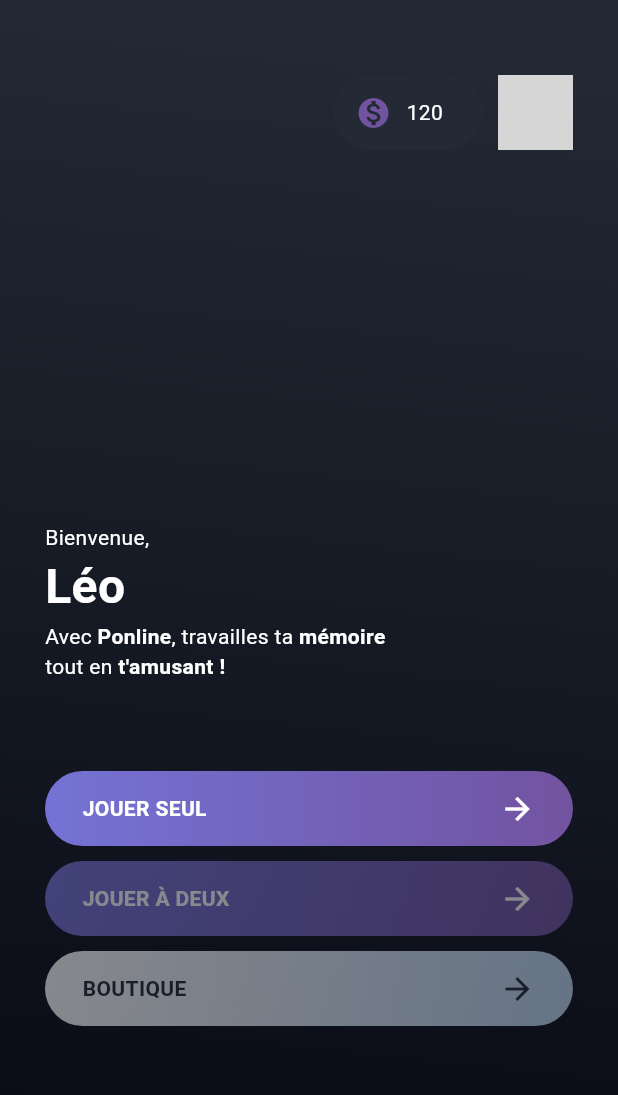
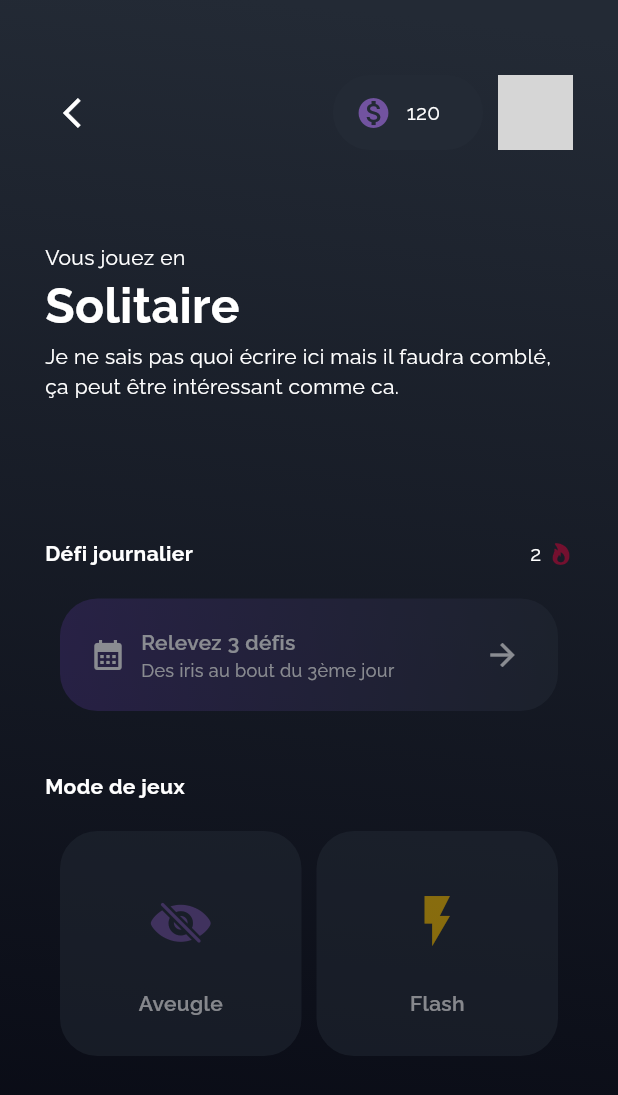
Before and after one commit to LeoMa33/ponline, a Flutter app: the screen it shows after launch, after a tap on "JOUER SEUL", on a phone screen of 412 x 824 dp. Shown: the top 1095 px of the screen. Run offline on Flutter 3.47's test engine with Material 3 defaults, Android fonts, the phone set to English and light mode, and no system bars; our stand-ins replace flutter_riverpod, go_router, google_fonts; network calls fail; grey boxes are pictures that could not be loaded.

Commit message:
feat: create gamemode widget and page

```diff
--- a/lib/main.dart
+++ b/lib/main.dart
@@ -25,7 +25,6 @@ class _MyAppState extends ConsumerState<MyApp> {
       debugShowCheckedModeBanner: false,
       routerConfig: router,
       theme: ThemeData(
-        fontFamily: 'Raleway',
         useMaterial3: true,
         appBarTheme: const AppBarTheme(
           scrolledUnderElevation: 0,
@@ -44,11 +43,10 @@ class _MyAppState extends ConsumerState<MyApp> {
               ),
             ),
             child: SafeArea(
-                    child: Padding(
-                  padding:
-                      const EdgeInsets.symmetric(vertical: 50, horizontal: 30),
               child: child!,
-                ))));
+            ),
+          ),
+        );
       },
     );
   }
--- a/lib/router.dart
+++ b/lib/router.dart
@@ -1,9 +1,11 @@
 import 'package:flutter/cupertino.dart';
 import 'package:go_router/go_router.dart';
+import 'package:ponline/screens/gamemode_screen.dart';
 import 'package:ponline/screens/home_screen.dart';
 
 enum AppRoute {
-  home(name: 'home');
+  home(name: 'home'),
+  gamemode(name: 'gamemode');
 
   const AppRoute({required this.name});
 
@@ -12,5 +14,15 @@ enum AppRoute {
 
 GoRouter router = GoRouter(routes: <RouteBase>[
   GoRoute(
-      path: '/', name: AppRoute.home.name, builder: (BuildContext context, GoRouterState state) => const HomeScreen())
+      path: '/',
+      name: AppRoute.home.name,
+      builder: (BuildContext context, GoRouterState state) =>
+          const HomeScreen()),
+  GoRoute(
+      path: '/gamemode/:nbPlayer',
+      name: AppRoute.gamemode.name,
+      builder: (BuildContext context, state) {
+        final String? gamemode = state.pathParameters['nbPlayer'];
+        return GamemodeScreen(gamemode: gamemode ?? 'SOLITAIRE');
+      }),
 ]);
--- /dev/null
+++ b/lib/screens/gamemode_screen.dart
@@ -0,0 +1,134 @@
+import 'package:flutter/cupertino.dart';
+import 'package:flutter/material.dart';
+import 'package:google_fonts/google_fonts.dart';
+import 'package:ponline/widgets/daily_gamemode_card.dart';
+import 'package:ponline/widgets/gamemode_card.dart';
+import 'package:ponline/widgets/header.dart';
+import 'package:ponline/widgets/section_title.dart';
+
+class GamemodeScreen extends StatefulWidget {
+  const GamemodeScreen({required this.gamemode, super.key});
+
+  final String gamemode;
+
+  @override
+  State<GamemodeScreen> createState() => _GamemodeScreenState();
+}
+
+class _GamemodeScreenState extends State<GamemodeScreen> {
+  @override
+  Widget build(BuildContext context) {
+    return Padding(
+      padding: const EdgeInsets.symmetric(vertical: 50, horizontal: 30),
+      child: Column(
+        children: [
+          const CustomHeader(
+            isBackButtonEnable: true,
+          ),
+          Expanded(
+            child: Column(
+              crossAxisAlignment: CrossAxisAlignment.start,
+              mainAxisAlignment: MainAxisAlignment.center,
+              children: [
+                const Row(),
+                Text(
+                  'Vous jouez en',
+                  style: GoogleFonts.raleway(
+                    color: Colors.white,
+                    fontSize: 14,
+                  ),
+                ),
+                Text(
+                  'Solitaire',
+                  style: GoogleFonts.raleway(
+                    color: Colors.white,
+                    fontSize: 32,
+                    fontWeight: FontWeight.bold,
+                  ),
+                ),
+                Text(
+                  'Je ne sais pas quoi écrire ici mais il faudra comblé, ça peut être intéressant comme ca.',
+                  style: GoogleFonts.raleway(color: Colors.white, fontSize: 14),
+                ),
+              ],
+            ),
+          ),
+          const SizedBox(
+            height: 30,
+          ),
+          Column(
+            children: [
+              SectionTitle(
+                title: 'Défi journalier',
+                child: Row(
+                  children: [
+                    Text(
+                      '2',
+                      style: GoogleFonts.raleway(
+                          color: Colors.white, fontSize: 14),
+                    ),
+                    const SizedBox(
+                      width: 5,
+                    ),
+                    const Icon(
+                      CupertinoIcons.flame_fill,
+                      size: 16,
+                      color: Color(0xFF74102F),
+                    )
+                  ],
+                ),
+              ),
+              const SizedBox(
+                height: 10,
+              ),
+              const Padding(
+                padding: EdgeInsets.all(10),
+                child: DailyGamemodeCard(),
+              ),
+            ],
+          ),
+          const SizedBox(
+            height: 30,
+          ),
+          const Column(
+            children: [
+              SectionTitle(title: 'Mode de jeux'),
+              SizedBox(
+                height: 10,
+              ),
+              Padding(
+                padding: EdgeInsets.all(10.0),
+                child: Row(
+                  children: [
+                    GamemodeCard(
+                      title: 'Aveugle',
+                      icon: Icon(
+                        CupertinoIcons.eye_slash_fill,
+                        size: 40,
+                        color: Color(0xFF7253A0),
+                      ),
+                    ),
+                    SizedBox(
+                      width: 10,
+                    ),
+                    GamemodeCard(
+                      title: 'Flash',
+                      icon: Icon(
+                        Icons.flash_on,
+                        size: 40,
+                        color: Color(0xFFFFC400),
+                      ),
+                    ),
+                  ],
+                ),
+              )
+            ],
+          ),
+          const SizedBox(
+            height: 60,
+          ),
+        ],
+      ),
+    );
+  }
+}
--- a/lib/screens/home_screen.dart
+++ b/lib/screens/home_screen.dart
@@ -1,4 +1,6 @@
 import 'package:flutter/material.dart';
+import 'package:go_router/go_router.dart';
+import 'package:google_fonts/google_fonts.dart';
 import 'package:ponline/widgets/button.dart';
 import 'package:ponline/widgets/header.dart';
 
@@ -9,44 +11,71 @@ class HomeScreen extends StatelessWidget {
 
   @override
   Widget build(BuildContext context) {
-    return Column(
+    return Padding(
+      padding: const EdgeInsets.symmetric(vertical: 50, horizontal: 30),
+      child: Column(
         children: [
           const CustomHeader(),
-        const Expanded(
+          Expanded(
             child: Column(
               crossAxisAlignment: CrossAxisAlignment.start,
               mainAxisAlignment: MainAxisAlignment.end,
               children: [
-              Row(),
+                const Row(),
                 Text(
                   'Bienvenue,',
-                style: TextStyle(color: Colors.white, fontSize: 14),
+                  style: GoogleFonts.raleway(
+                    color: Colors.white,
+                    fontSize: 14,
+                  ),
                 ),
                 Text(
                   'Léo',
-                style: TextStyle(
+                  style: GoogleFonts.raleway(
                     color: Colors.white,
                     fontSize: 32,
-                    fontWeight: FontWeight.bold),
+                    fontWeight: FontWeight.bold,
+                  ),
                 ),
                 Text.rich(
                   TextSpan(
                     children: [
-                    TextSpan(text: 'Avec '),
+                      TextSpan(
+                        text: 'Avec ',
+                        style: GoogleFonts.raleway(
+                          color: Colors.white,
+                          fontSize: 14,
+                        ),
+                      ),
                       TextSpan(
                           text: 'Ponline',
-                        style: TextStyle(fontWeight: FontWeight.bold)),
-                    TextSpan(text: ', travailles ta '),
+                          style:
+                              GoogleFonts.raleway(fontWeight: FontWeight.bold)),
+                      TextSpan(
+                        text: ', travailles ta ',
+                        style: GoogleFonts.raleway(
+                          color: Colors.white,
+                          fontSize: 14,
+                        ),
+                      ),
                       TextSpan(
                           text: 'mémoire ',
-                        style: TextStyle(fontWeight: FontWeight.bold)),
-                    TextSpan(text: '\ntout en '),
+                          style:
+                              GoogleFonts.raleway(fontWeight: FontWeight.bold)),
+                      TextSpan(
+                        text: '\ntout en ',
+                        style: GoogleFonts.raleway(
+                          color: Colors.white,
+                          fontSize: 14,
+                        ),
+                      ),
                       TextSpan(
                           text: "t'amusant !",
-                        style: TextStyle(fontWeight: FontWeight.bold)),
+                          style:
+                              GoogleFonts.raleway(fontWeight: FontWeight.bold)),
                     ],
                   ),
-                style: TextStyle(color: Colors.white, fontSize: 14),
+                  style: GoogleFonts.raleway(color: Colors.white, fontSize: 14),
                 ),
               ],
             ),
@@ -58,7 +87,10 @@ class HomeScreen extends StatelessWidget {
             children: [
               CustomButton(
                 title: 'Jouer seul',
-              onTap: () => {},
+                onTap: () => {
+                  context.pushNamed('gamemode',
+                      pathParameters: {'nbPlayer': 'SOLITAIRE'})
+                },
               ),
               const SizedBox(
                 height: 10,
@@ -77,6 +109,7 @@ class HomeScreen extends StatelessWidget {
             height: 90,
           ),
         ],
+      ),
     );
   }
 }
--- a/lib/widgets/button.dart
+++ b/lib/widgets/button.dart
@@ -1,4 +1,5 @@
 import 'package:flutter/material.dart';
+import 'package:google_fonts/google_fonts.dart';
 
 enum ButtonType {
   COLORED,
@@ -48,7 +49,7 @@ class _CustomButtonState extends State<CustomButton> {
               children: [
                 Text(
                   widget.title.toUpperCase(),
-                  style: TextStyle(
+                  style: GoogleFonts.raleway(
                       color: widget.type == ButtonType.COLORED
                           ? Colors.white
                           : const Color(0xFF232A35),
--- /dev/null
+++ b/lib/widgets/daily_gamemode_card.dart
@@ -0,0 +1,72 @@
+import 'package:flutter/material.dart';
+import 'package:google_fonts/google_fonts.dart';
+
+class DailyGamemodeCard extends StatelessWidget {
+  const DailyGamemodeCard({this.onTap, super.key});
+
+  final void Function()? onTap;
+
+  @override
+  Widget build(BuildContext context) {
+    return Opacity(
+      opacity: onTap == null ? 0.5 : 1,
+      child: Container(
+        height: 75,
+        decoration: ShapeDecoration(
+          gradient: const LinearGradient(
+            begin: Alignment(1.00, -0.04),
+            end: Alignment(-1, 0.04),
+            colors: [Color(0xFF232A35), Color(0xFF3B2A67)],
+          ),
+          shape: RoundedRectangleBorder(
+            borderRadius: BorderRadius.circular(25),
+          ),
+        ),
+        child: Padding(
+          padding:
+              const EdgeInsets.only(left: 20, right: 25, top: 10, bottom: 10),
+          child: Row(
+            children: [
+              const Icon(
+                Icons.calendar_month,
+                color: Colors.white,
+              ),
+              const SizedBox(
+                width: 10,
+              ),
+              Expanded(
+                child: Column(
+                  mainAxisAlignment: MainAxisAlignment.center,
+                  crossAxisAlignment: CrossAxisAlignment.start,
+                  children: [
+                    Text(
+                      'Relevez 3 défis',
+                      style: GoogleFonts.raleway(
+                          color: Colors.white,
+                          fontSize: 14,
+                          fontWeight: FontWeight.w600),
+                    ),
+                    Text(
+                      'Des iris au bout du 3ème jour',
+                      style: GoogleFonts.raleway(
+                        color: Colors.white,
+                        fontSize: 12,
+                      ),
+                    ),
+                  ],
+                ),
+              ),
+              const SizedBox(
+                width: 10,
+              ),
+              const Icon(
+                Icons.arrow_forward,
+                color: Colors.white,
+              ),
+            ],
+          ),
+        ),
+      ),
+    );
+  }
+}
--- /dev/null
+++ b/lib/widgets/gamemode_card.dart
@@ -0,0 +1,51 @@
+import 'package:flutter/material.dart';
+import 'package:google_fonts/google_fonts.dart';
+
+class GamemodeCard extends StatelessWidget {
+  const GamemodeCard(
+      {required this.title, required this.icon, this.onTap, super.key});
+
+  final String title;
+  final Icon icon;
+  final void Function()? onTap;
+
+  @override
+  Widget build(BuildContext context) {
+    return Flexible(
+      flex: 1,
+      child: Opacity(
+        opacity: onTap == null ? 0.5 : 1,
+        child: Container(
+          height: 150,
+          decoration: BoxDecoration(
+            borderRadius: BorderRadius.circular(25),
+            color: const Color(0xFF232A35),
+          ),
+          child: Padding(
+            padding: const EdgeInsets.all(25),
+            child: Row(
+              mainAxisAlignment: MainAxisAlignment.center,
+              children: [
+                Column(
+                  children: [
+                    Expanded(
+                      child: icon,
+                    ),
+                    const SizedBox(
+                      height: 10,
+                    ),
+                    Text(
+                      title,
+                      style: GoogleFonts.raleway(
+                          color: Colors.white, fontWeight: FontWeight.w600),
+                    ),
+                  ],
+                ),
+              ],
+            ),
+          ),
+        ),
+      ),
+    );
+  }
+}
--- a/lib/widgets/header.dart
+++ b/lib/widgets/header.dart
@@ -1,4 +1,6 @@
 import 'package:flutter/material.dart';
+import 'package:go_router/go_router.dart';
+import 'package:google_fonts/google_fonts.dart';
 
 class CustomHeader extends StatefulWidget {
   const CustomHeader({this.isBackButtonEnable = false, super.key});
@@ -20,7 +22,9 @@ class _CustomHeaderState extends State<CustomHeader> {
           child: IconButton(
             icon: const Icon(Icons.arrow_back_ios),
             color: Colors.white,
-            onPressed: () {},
+            onPressed: () {
+              context.pop();
+            },
           ),
         ),
         Row(
@@ -35,19 +39,19 @@ class _CustomHeaderState extends State<CustomHeader> {
                   borderRadius: BorderRadius.circular(25),
                 ),
               ),
-              child: const Row(
+              child: Row(
                 mainAxisSize: MainAxisSize.min,
                 children: [
-                  Icon(
+                  const Icon(
                     Icons.monetization_on,
                     color: Color(0xFF7253A0),
                   ),
-                  SizedBox(
+                  const SizedBox(
                     width: 10,
                   ),
                   Text(
                     '120',
-                    style: TextStyle(
+                    style: GoogleFonts.raleway(
                       color: Colors.white,
                       fontSize: 14,
                     ),
--- /dev/null
+++ b/lib/widgets/section_title.dart
@@ -0,0 +1,29 @@
+import 'package:flutter/material.dart';
+import 'package:google_fonts/google_fonts.dart';
+
+class SectionTitle extends StatefulWidget {
+  const SectionTitle({required this.title, this.child, super.key});
+
+  final String title;
+  final Widget? child;
+
+  @override
+  State<SectionTitle> createState() => _SectionTitleState();
+}
+
+class _SectionTitleState extends State<SectionTitle> {
+  @override
+  Widget build(BuildContext context) {
+    return Row(
+      mainAxisAlignment: MainAxisAlignment.spaceBetween,
+      children: [
+        Text(widget.title,
+            style: GoogleFonts.raleway(
+                color: Colors.white,
+                fontSize: 14,
+                fontWeight: FontWeight.bold)),
+        widget.child ?? Container(),
+      ],
+    );
+  }
+}
--- a/pubspec.yaml
+++ b/pubspec.yaml
@@ -37,6 +37,7 @@ dependencies:
   cupertino_icons: ^1.0.8
   flutter_riverpod: ^2.5.3
   go_router: ^14.3.0
+  google_fonts: ^6.2.1
 
 dev_dependencies:
   flutter_test:
@@ -79,7 +80,7 @@ flutter:
   # list giving the asset and other descriptors for the font. For
   # example:
   # fonts:
-  #   - family: Schyler
+  #   - family: Raleway
   #     fonts:
   #       - asset: fonts/Schyler-Regular.ttf
   #       - asset: fonts/Schyler-Italic.ttf
```
Lines whose indentation alone changed are shown as unchanged.
